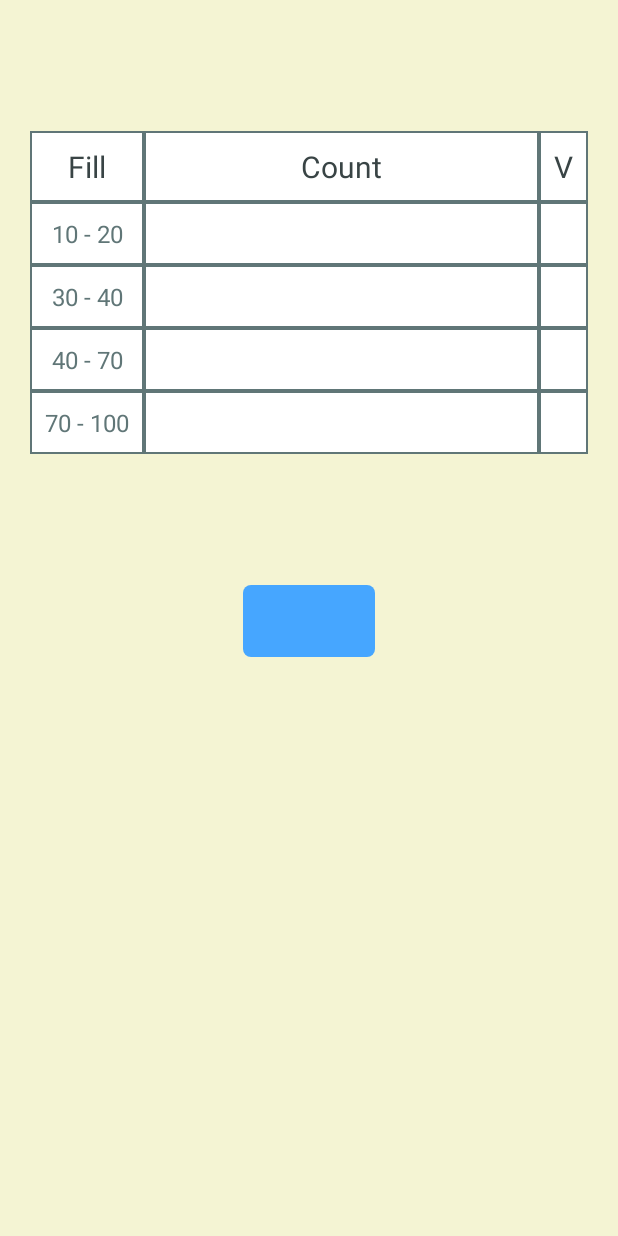
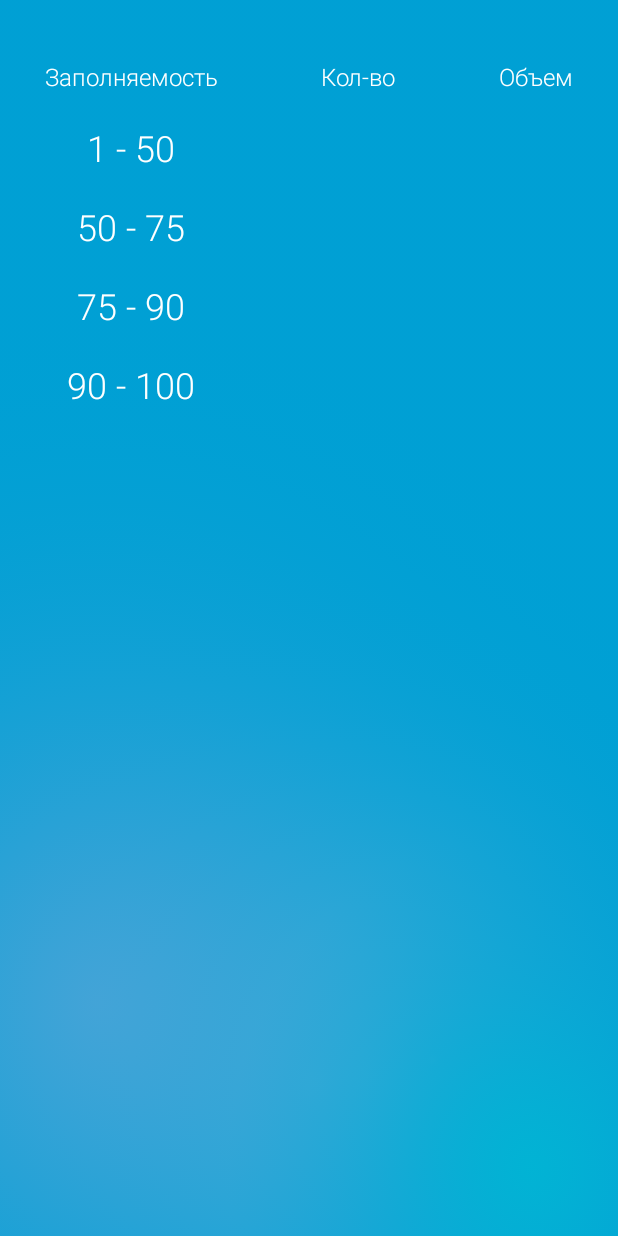
Before and after one commit to stanislav-antonov/electrobin-android, an Android app: the layout fragment_statistics.xml on its own in the app's theme, with its tools: preview values and no code run, on a phone screen of 412 x 824 dp. Run offline under Robolectric (Android 15) with nearby library versions, the phone set to English and light mode, and no system bars; network calls fail.

Commit message:
* design

```diff
--- a/app/src/main/res/layout/fragment_statistics.xml
+++ b/app/src/main/res/layout/fragment_statistics.xml
@@ -2,7 +2,7 @@
     xmlns:android="http://schemas.android.com/apk/res/android"
     android:layout_width="match_parent"
     android:layout_height="match_parent"
-    android:background="#fff4f4d3"
+    android:background="@drawable/background"
     android:fillViewport="true"
     >
         <LinearLayout
@@ -13,16 +13,6 @@
             android:paddingLeft="20dp"
             android:paddingRight="20dp"
             >
-            <TextView
-                android:id="@+id/header_text"
-                android:layout_height="wrap_content"
-                android:layout_width="wrap_content"
-                android:textSize="20sp"
-                android:textColor="#ff394445"
-                android:gravity="center_horizontal"
-                android:layout_marginTop="30dp"
-                android:layout_gravity="center_horizontal"
-                />
             <TableLayout
                 android:id="@+id/table"
                 android:layout_width="match_parent"
@@ -35,28 +25,31 @@
                     android:layout_height="wrap_content"
                     >
                     <TextView
-                        android:text="Fill"
+                        android:text="Заполняемость"
                         android:padding="10dp"
                         android:gravity="center_horizontal"
-                        android:textSize="20sp"
-                        android:textColor="#ff394445"
-                        android:background="@drawable/table_cell_shape"
+                        android:textSize="16sp"
+                        android:textColor="#ffffff"
+                        android:background="@android:color/transparent"
+                        android:fontFamily="sans-serif-light"
                         />
                     <TextView
-                        android:text="Count"
+                        android:text="Кол-во"
                         android:padding="10dp"
                         android:gravity="center_horizontal"
-                        android:textSize="20sp"
-                        android:textColor="#ff394445"
-                        android:background="@drawable/table_cell_shape"
+                        android:textSize="16sp"
+                        android:textColor="#ffffff"
+                        android:background="@android:color/transparent"
+                        android:fontFamily="sans-serif-light"
                         />
                     <TextView
-                        android:text="V"
+                        android:text="Объем"
                         android:padding="10dp"
                         android:gravity="center_horizontal"
-                        android:textSize="20sp"
-                        android:textColor="#ff394445"
-                        android:background="@drawable/table_cell_shape"
+                        android:textSize="16sp"
+                        android:textColor="#ffffff"
+                        android:background="@android:color/transparent"
+                        android:fontFamily="sans-serif-light"
                         />
                 </TableRow>
                 <TableRow
@@ -64,28 +57,31 @@
                     android:layout_height="wrap_content"
                     >
                     <TextView
-                        android:text="10 - 20"
+                        android:text="1 - 50"
                         android:padding="10dp"
                         android:gravity="center_horizontal"
-                        android:textSize="16sp"
-                        android:textColor="#ff607677"
-                        android:background="@drawable/table_cell_shape"
+                        android:textSize="24sp"
+                        android:textColor="#ffffff"
+                        android:background="@android:color/transparent"
+                        android:fontFamily="sans-serif-light"
                         />
                     <TextView
                         android:text=""
                         android:padding="10dp"
                         android:gravity="center_horizontal"
-                        android:textSize="16sp"
-                        android:textColor="#ff607677"
-                        android:background="@drawable/table_cell_shape"
+                        android:textSize="24sp"
+                        android:textColor="#ffffff"
+                        android:background="@android:color/transparent"
+                        android:fontFamily="sans-serif-light"
                         />
                     <TextView
                         android:text=""
                         android:padding="10dp"
                         android:gravity="center_horizontal"
-                        android:textSize="16sp"
-                        android:textColor="#ff607677"
-                        android:background="@drawable/table_cell_shape"
+                        android:textSize="24sp"
+                        android:textColor="#ffffff"
+                        android:fontFamily="sans-serif-light"
+                        android:background="@android:color/transparent"
                         />
                 </TableRow>
                 <TableRow
@@ -93,28 +89,31 @@
                     android:layout_height="wrap_content"
                     >
                     <TextView
-                        android:text="30 - 40"
+                        android:text="50 - 75"
                         android:padding="10dp"
                         android:gravity="center_horizontal"
-                        android:textSize="16sp"
-                        android:textColor="#ff607677"
-                        android:background="@drawable/table_cell_shape"
+                        android:textSize="24sp"
+                        android:textColor="#ffffff"
+                        android:fontFamily="sans-serif-light"
+                        android:background="@android:color/transparent"
                         />
                     <TextView
                         android:text=""
                         android:padding="10dp"
                         android:gravity="center_horizontal"
-                        android:textSize="16sp"
-                        android:textColor="#ff607677"
-                        android:background="@drawable/table_cell_shape"
+                        android:textSize="24sp"
+                        android:textColor="#ffffff"
+                        android:fontFamily="sans-serif-light"
+                        android:background="@android:color/transparent"
                         />
                     <TextView
                         android:text=""
                         android:padding="10dp"
                         android:gravity="center_horizontal"
-                        android:textSize="16sp"
-                        android:textColor="#ff607677"
-                        android:background="@drawable/table_cell_shape"
+                        android:textSize="24sp"
+                        android:textColor="#ffffff"
+                        android:fontFamily="sans-serif-light"
+                        android:background="@android:color/transparent"
                         />
                 </TableRow>
                 <TableRow
@@ -122,28 +121,31 @@
                     android:layout_height="wrap_content"
                     >
                     <TextView
-                        android:text="40 - 70"
+                        android:text="75 - 90"
                         android:padding="10dp"
                         android:gravity="center_horizontal"
-                        android:textSize="16sp"
-                        android:textColor="#ff607677"
-                        android:background="@drawable/table_cell_shape"
+                        android:textSize="24sp"
+                        android:textColor="#ffffff"
+                        android:fontFamily="sans-serif-light"
+                        android:background="@android:color/transparent"
                         />
                     <TextView
                         android:text=""
                         android:padding="10dp"
                         android:gravity="center_horizontal"
-                        android:textSize="16sp"
-                        android:textColor="#ff607677"
-                        android:background="@drawable/table_cell_shape"
+                        android:textSize="24sp"
+                        android:textColor="#ffffff"
+                        android:fontFamily="sans-serif-light"
+                        android:background="@android:color/transparent"
                         />
                     <TextView
                         android:text=""
                         android:padding="10dp"
                         android:gravity="center_horizontal"
-                        android:textSize="16sp"
-                        android:textColor="#ff607677"
-                        android:background="@drawable/table_cell_shape"
+                        android:textSize="24sp"
+                        android:textColor="#ffffff"
+                        android:fontFamily="sans-serif-light"
+                        android:background="@android:color/transparent"
                         />
                 </TableRow>
                 <TableRow
@@ -151,28 +153,31 @@
                     android:layout_height="wrap_content"
                     >
                     <TextView
-                        android:text="70 - 100"
+                        android:text="90 - 100"
                         android:padding="10dp"
                         android:gravity="center_horizontal"
-                        android:textSize="16sp"
-                        android:textColor="#ff607677"
-                        android:background="@drawable/table_cell_shape"
+                        android:textSize="24sp"
+                        android:textColor="#ffffff"
+                        android:fontFamily="sans-serif-light"
+                        android:background="@android:color/transparent"
                         />
                     <TextView
                         android:text=""
                         android:padding="10dp"
                         android:gravity="center_horizontal"
-                        android:textSize="16sp"
-                        android:textColor="#ff607677"
-                        android:background="@drawable/table_cell_shape"
+                        android:textSize="24sp"
+                        android:textColor="#ffffff"
+                        android:fontFamily="sans-serif-light"
+                        android:background="@android:color/transparent"
                         />
                     <TextView
                         android:text=""
                         android:padding="10dp"
                         android:gravity="center_horizontal"
-                        android:textSize="16sp"
-                        android:textColor="#ff607677"
-                        android:background="@drawable/table_cell_shape"
+                        android:textSize="24sp"
+                        android:textColor="#ffffff"
+                        android:fontFamily="sans-serif-light"
+                        android:background="@android:color/transparent"
                         />
                 </TableRow>
             </TableLayout>
@@ -180,8 +185,9 @@
                 android:id="@+id/run_text"
                 android:layout_height="wrap_content"
                 android:layout_width="wrap_content"
-                android:textSize="20sp"
-                android:textColor="#ff394445"
+                android:textSize="16sp"
+                android:textColor="#ffffff"
+                android:fontFamily="sans-serif-light"
                 android:gravity="center_horizontal"
                 android:layout_gravity="center_horizontal"
                 android:layout_marginTop="30dp"
@@ -193,12 +199,12 @@
                 android:layout_width="wrap_content"
                 android:layout_marginTop="30dp"
                 android:layout_marginBottom="30dp"
-                android:textSize="20sp"
+                android:padding="20dp"
                 android:textColor="#FFFFFFFF"
                 android:textAllCaps="false"
-                android:paddingLeft="20dp"
-                android:paddingRight="20dp"
-                android:background="@drawable/custom_round_button_1"
+                android:textStyle="bold"
+                android:textSize="22sp"
+                android:background="@android:color/transparent"
                 style="?android:attr/borderlessButtonStyle"
                 />
         </LinearLayout>
```
Also changed, not shown: app/src/main/java/company/electrobin/AllBinsDoneFragment.java (+11 -6 lines), app/src/main/java/company/electrobin/BinCardFragment.java (+11 -0 lines), app/src/main/java/company/electrobin/RouteActivity.java (+8 -3 lines), app/src/main/java/company/electrobin/RouteListFragment.java (+12 -6 lines), app/src/main/java/company/electrobin/RouteMapFragment.java (+12 -12 lines), app/src/main/java/company/electrobin/StatisticsFragment.java (+18 -2 lines), app/src/main/java/company/electrobin/UserProfileFragment.java (+12 -6 lines), app/src/main/java/company/electrobin/user/User.java (+8 -0 lines), app/src/main/res/layout/fragment_bin_card.xml (+19 -16 lines), app/src/main/res/layout/fragment_route_map.xml (+0 -12 lines), app/src/main/res/values/strings.xml (+6 -6 lines).
